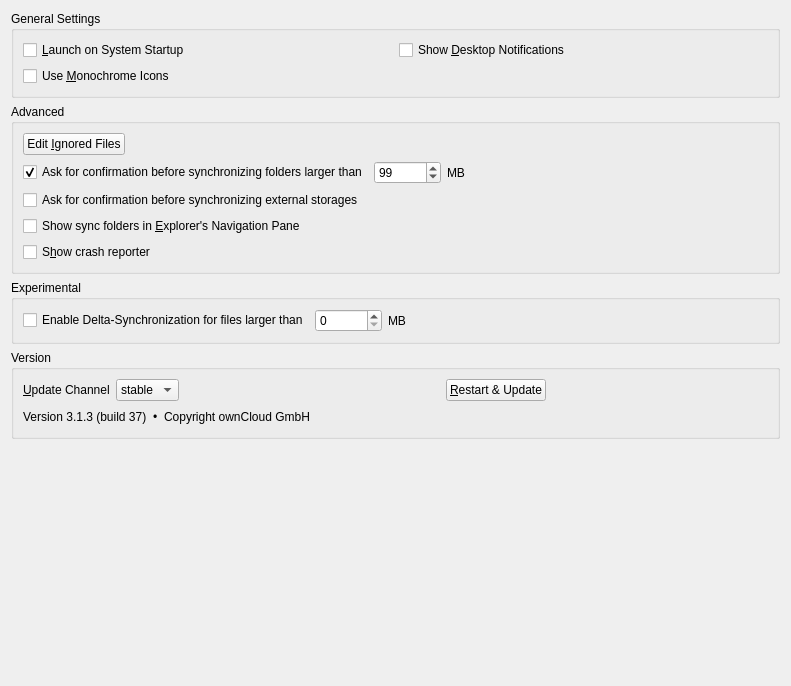
First picture: the form in src/gui/generalsettings.ui, repository reberthkss/ResultCloud, before the edit.
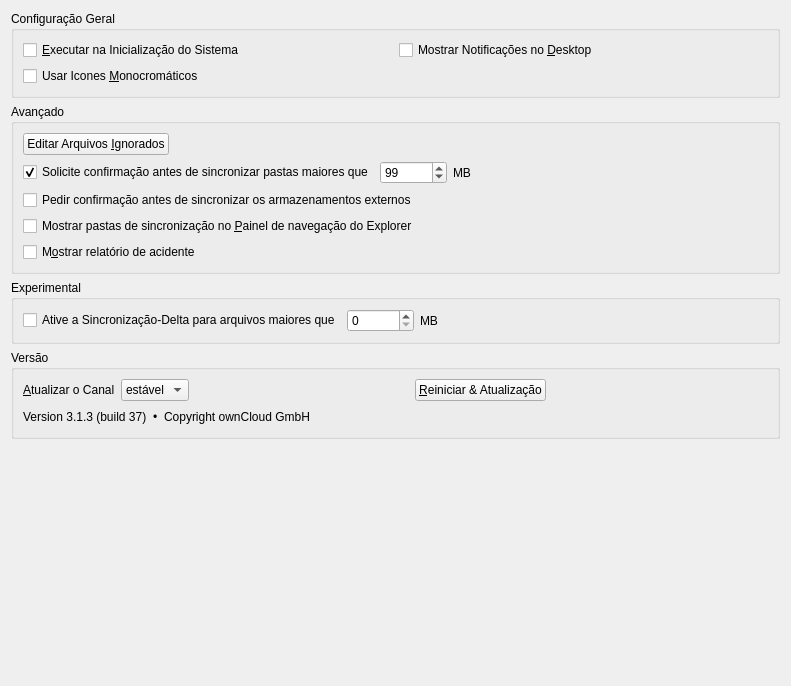
Second picture: the form after the edit.

```diff
--- a/src/gui/generalsettings.ui
+++ b/src/gui/generalsettings.ui
@@ -17,20 +17,20 @@
    <item>
     <widget class="QGroupBox" name="generalGroupBox">
      <property name="title">
-      <string>General Settings</string>
+      <string>Configuração Geral</string>
      </property>
      <layout class="QGridLayout" name="gridLayout_2">
       <item row="0" column="0">
        <widget class="QCheckBox" name="autostartCheckBox">
         <property name="text">
-         <string>&amp;Launch on System Startup</string>
+         <string>&amp;Executar na Inicialização do Sistema</string>
         </property>
        </widget>
       </item>
       <item row="0" column="1">
        <widget class="QCheckBox" name="desktopNotificationsCheckBox">
         <property name="text">
-         <string>Show &amp;Desktop Notifications</string>
+         <string>Mostrar Notificações no &amp;Desktop</string>
         </property>
        </widget>
       </item>
@@ -40,7 +40,7 @@
          <string>For System Tray</string>
         </property>
         <property name="text">
-         <string>Use &amp;Monochrome Icons</string>
+         <string>Usar Icones &amp;Monocromáticos</string>
         </property>
        </widget>
       </item>
@@ -50,7 +50,7 @@
    <item>
     <widget class="QGroupBox" name="advancedGroupBox">
      <property name="title">
-      <string>Advanced</string>
+      <string>Avançado</string>
      </property>
      <layout class="QVBoxLayout" name="verticalLayout">
       <item>
@@ -58,7 +58,7 @@
         <item>
          <widget class="QPushButton" name="ignoredFilesButton">
           <property name="text">
-           <string>Edit &amp;Ignored Files</string>
+           <string>Editar Arquivos &amp;Ignorados</string>
           </property>
          </widget>
         </item>
@@ -82,7 +82,7 @@
         <item>
          <widget class="QCheckBox" name="newFolderLimitCheckBox">
           <property name="text">
-           <string>Ask for confirmation before synchronizing folders larger than</string>
+           <string>Solicite confirmação antes de sincronizar pastas maiores que</string>
           </property>
           <property name="checked">
            <bool>true</bool>
@@ -126,7 +126,7 @@
         <item>
          <widget class="QCheckBox" name="newExternalStorage">
           <property name="text">
-           <string>Ask for confirmation before synchronizing external storages</string>
+           <string>Pedir confirmação antes de sincronizar os armazenamentos externos</string>
           </property>
          </widget>
         </item>
@@ -137,7 +137,7 @@
         <item>
          <widget class="QCheckBox" name="showInExplorerNavigationPaneCheckBox">
           <property name="text">
-           <string>Show sync folders in &amp;Explorer's Navigation Pane</string>
+           <string>Mostrar pastas de sincronização no &amp;Painel de navegação do Explorer</string>
           </property>
          </widget>
         </item>
@@ -154,7 +154,7 @@
            </sizepolicy>
           </property>
           <property name="text">
-           <string>S&amp;how crash reporter</string>
+           <string>M&amp;ostrar relatório de acidente</string>
           </property>
          </widget>
         </item>
@@ -174,7 +174,7 @@
         <item>
          <widget class="QCheckBox" name="deltaSyncCheckBox">
           <property name="text">
-           <string>Enable Delta-Synchronization for files larger than</string>
+           <string>Ative a Sincronização-Delta para arquivos maiores que</string>
           </property>
          </widget>
         </item>
@@ -213,7 +213,7 @@
    <item>
     <widget class="QGroupBox" name="versionGroupBox">
      <property name="title">
-      <string>Version</string>
+      <string>Versão</string>
      </property>
      <layout class="QVBoxLayout" name="verticalLayout_2">
       <item>
@@ -240,7 +240,7 @@
             </sizepolicy>
            </property>
            <property name="text">
-            <string>&amp;Update Channel</string>
+            <string>&amp;Atualizar o Canal</string>
            </property>
            <property name="buddy">
             <cstring>updateChannel</cstring>
@@ -257,7 +257,7 @@
            </property>
            <item>
             <property name="text">
-             <string>stable</string>
+             <string>estável</string>
             </property>
            </item>
            <item>
@@ -289,7 +289,7 @@
             </sizepolicy>
            </property>
            <property name="text">
-            <string>&amp;Restart &amp;&amp; Update</string>
+            <string>&amp;Reiniciar &amp;&amp; Atualização</string>
            </property>
           </widget>
          </item>
```
Left out of the diff: 2 changed lines with no effect on the pictures.
